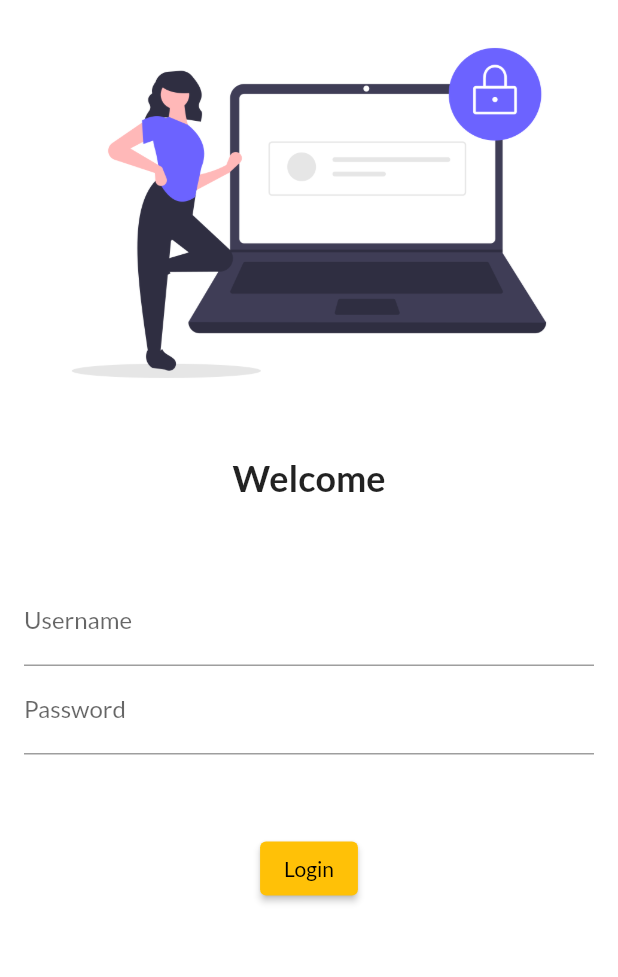
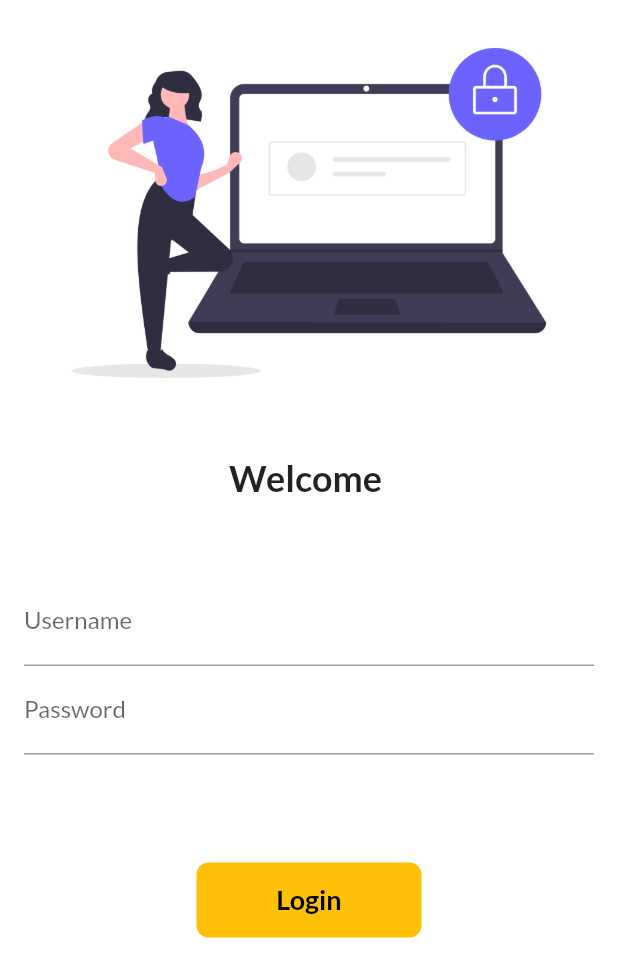
Before and after one commit to prikshit4829/catalogue_app_flutter, a Flutter app: the screen it shows after launch, on a phone screen of 412 x 824 dp. Shown: the top 977 px of the screen. Run offline on Flutter 3.47's test engine with Material 2 defaults, Android fonts, the phone set to English and light mode, and no system bars; our stand-ins replace google_fonts.

Commit message:
day 6 completed

```diff
--- a/lib/main.dart
+++ b/lib/main.dart
@@ -1,3 +1,4 @@
+import 'package:catalogue_app/utils/routes.dart';
 import 'package:flutter/material.dart';
 import 'package:catalogue_app/pages/home_page.dart';
 import 'package:catalogue_app/pages/login_page.dart';
@@ -22,8 +23,8 @@
       // initialRoute: "/home", //for testing purpose
       routes: {
         "/": (context) => LoginPage(),
-        "/home": (context) => HomePage(),
-        "/login": (context) => LoginPage(),
+        MyRoute.homeRoute: (context) => HomePage(),
+        MyRoute.loginRoute: (context) => LoginPage(),
       },
     );
   }
--- a/lib/pages/login_page.dart
+++ b/lib/pages/login_page.dart
@@ -1,12 +1,21 @@
+import 'package:catalogue_app/utils/routes.dart';
 import 'package:flutter/material.dart';
 
-class LoginPage extends StatelessWidget {
+class LoginPage extends StatefulWidget {
   const LoginPage({Key? key}) : super(key: key);
 
+  @override
+  State<LoginPage> createState() => _LoginPageState();
+}
+
+class _LoginPageState extends State<LoginPage> {
+  String name = "";
+  bool changeButton = false;
   @override
   Widget build(BuildContext context) {
     return Material(
         color: Colors.white,
+        child: SingleChildScrollView(
           child: Column(
             children: [
               Image.asset(
@@ -17,7 +26,7 @@
                 height: 20.0,
               ),
               Text(
-              "Welcome",
+                "Welcome $name",
                 style: TextStyle(
                   fontSize: 24,
                   fontWeight: FontWeight.bold,
@@ -27,13 +36,17 @@
                 height: 20.0,
               ),
               Padding(
-              padding:
-                  const EdgeInsets.symmetric(horizontal: 16.0, vertical: 32.0),
+                padding: const EdgeInsets.symmetric(
+                    horizontal: 16.0, vertical: 32.0),
                 child: Column(
                   children: [
                     TextFormField(
                       decoration: InputDecoration(
                           hintText: "Enter Username", labelText: "Username"),
+                      onChanged: (value) {
+                        name = value;
+                        setState(() {});
+                      },
                     ),
                     TextFormField(
                       obscureText: true,
@@ -44,13 +57,49 @@
                 ),
               ),
               SizedBox(
-              height: 20.0,
+                height: 40.0,
               ),
-            ElevatedButton(
-                onPressed: () {},
-                style: TextButton.styleFrom(),
-                child: Text("Login"))
+              InkWell(
+                onTap: () async {
+                  setState(() {
+                    changeButton = true;
+                  });
+                  await Future.delayed(Duration(seconds: 1));
+                  Navigator.pushNamed(context, MyRoute.homeRoute);
+                },
+                child: AnimatedContainer(
+                  duration: Duration(seconds: 1),
+                  width: changeButton ? 50 : 150,
+                  height: 50,
+                  alignment: Alignment.center,
+                  child: changeButton
+                      ? Icon(
+                          Icons.done,
+                          color: Colors.black,
+                        )
+                      : Text(
+                          "Login",
+                          style: TextStyle(
+                              color: Colors.black,
+                              fontWeight: FontWeight.bold,
+                              fontSize: 18),
+                        ),
+                  decoration: BoxDecoration(
+                      color: Colors.amber,
+                      // shape:
+                      //     changeButton ? BoxShape.circle : BoxShape.rectangle,
+                      borderRadius:
+                          BorderRadius.circular(changeButton ? 50 : 8)),
+                ),
+              )
+              // ElevatedButton(
+              //     onPressed: () {
+              //       Navigator.pushNamed(context, MyRoute.homeRoute);
+              //     },
+              //     style: TextButton.styleFrom(minimumSize: Size(150, 40)),
+              //     child: Text("Login"))
             ],
+          ),
         ));
   }
 }
--- /dev/null
+++ b/lib/utils/routes.dart
@@ -0,0 +1,4 @@
+class MyRoute {
+  static String loginRoute = "/login";
+  static String homeRoute = "/home";
+}
```
Lines whose indentation alone changed are shown as unchanged.
